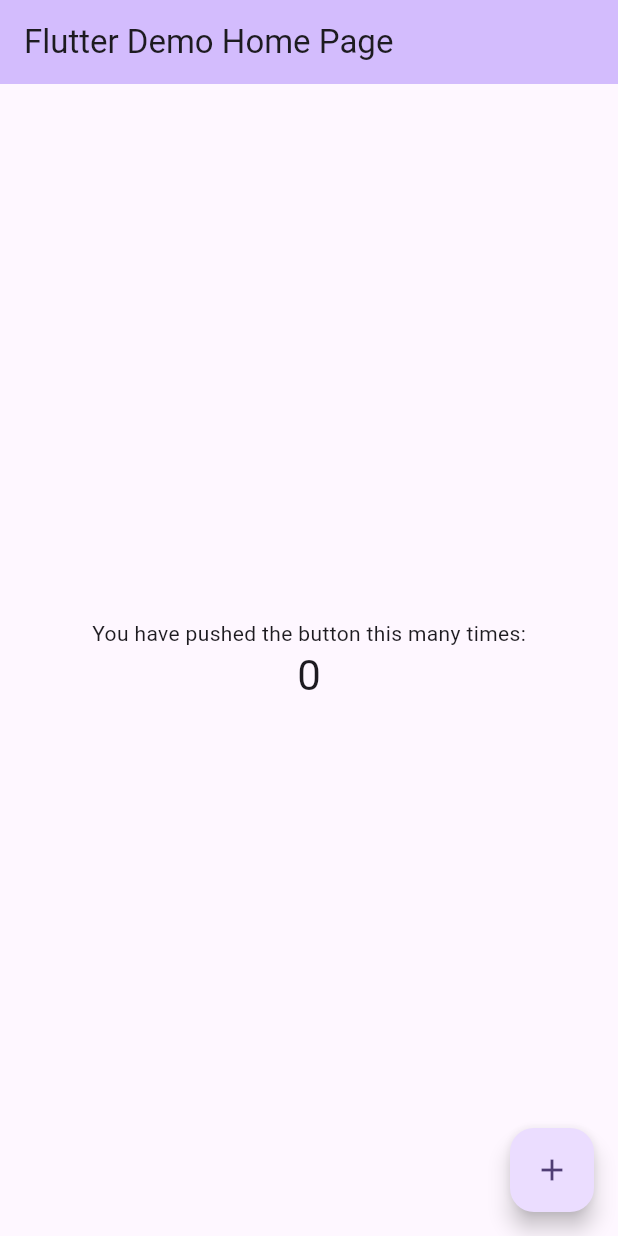
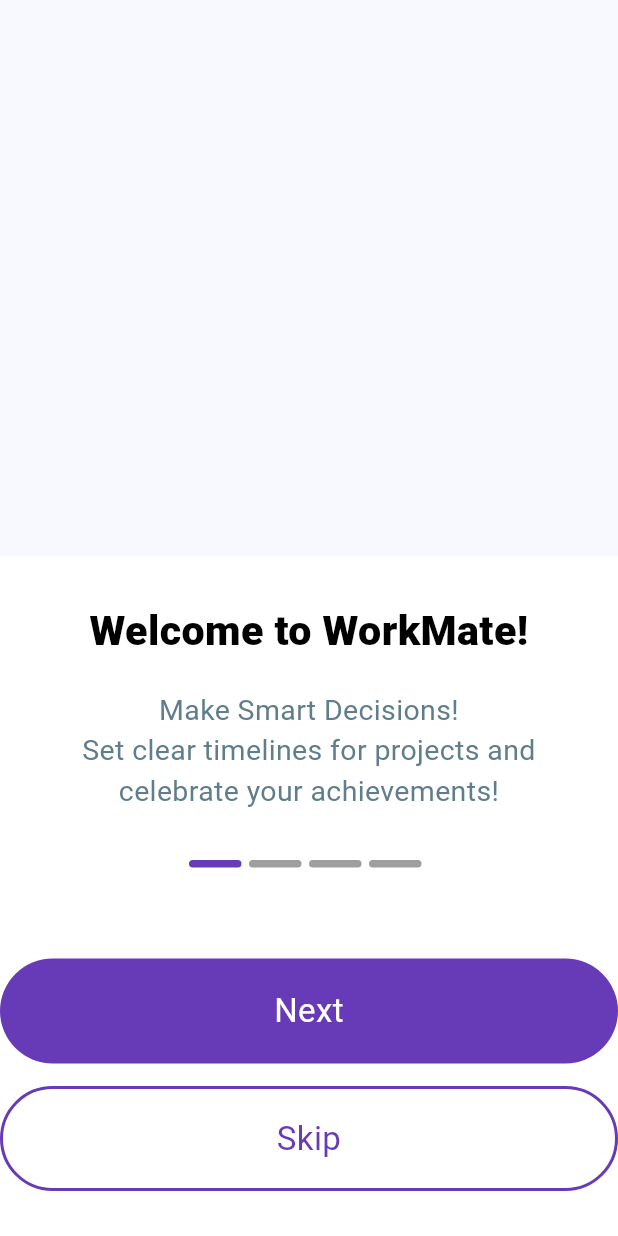
Before and after one commit to AlexandrosMentoudakis24/hr_dashboard_mobile_app, a Flutter app: the screen it shows after launch, on a phone screen of 412 x 824 dp. Run offline on Flutter 3.47's test engine with Material 3 defaults, Android fonts, the phone set to English and light mode, and no system bars.

Commit message:
latest commit

```diff
--- a/lib/main.dart
+++ b/lib/main.dart
@@ -1,4 +1,6 @@
 import 'package:flutter/material.dart';
+
+import 'package:hr_dashboard_mobile_app/screens/on_boarding_screen/on_boarding_screen.dart';
 
 void main() {
   runApp(const MyApp());
@@ -11,115 +13,15 @@
   @override
   Widget build(BuildContext context) {
     return MaterialApp(
-      title: 'Flutter Demo',
+      debugShowCheckedModeBanner: false,
+      title: "HR Dashboard",
       theme: ThemeData(
-        // This is the theme of your application.
-        //
-        // TRY THIS: Try running your application with "flutter run". You'll see
-        // the application has a purple toolbar. Then, without quitting the app,
-        // try changing the seedColor in the colorScheme below to Colors.green
-        // and then invoke "hot reload" (save your changes or press the "hot
-        // reload" button in a Flutter-supported IDE, or press "r" if you used
-        // the command line to start the app).
-        //
-        // Notice that the counter didn't reset back to zero; the application
-        // state is not lost during the reload. To reset the state, use hot
-        // restart instead.
-        //
-        // This works for code too, not just values: Most code changes can be
-        // tested with just a hot reload.
-        colorScheme: ColorScheme.fromSeed(seedColor: Colors.deepPurple),
+        colorScheme: ColorScheme.fromSeed(
+          seedColor: Colors.blue,
+        ),
         useMaterial3: true,
       ),
-      home: const MyHomePage(title: 'Flutter Demo Home Page'),
+      home: const OnBoardingScreen(),
     );
   }
 }
-
-class MyHomePage extends StatefulWidget {
-  const MyHomePage({super.key, required this.title});
-
-  // This widget is the home page of your application. It is stateful, meaning
-  // that it has a State object (defined below) that contains fields that affect
-  // how it looks.
-
-  // This class is the configuration for the state. It holds the values (in this
-  // case the title) provided by the parent (in this case the App widget) and
-  // used by the build method of the State. Fields in a Widget subclass are
-  // always marked "final".
-
-  final String title;
-
-  @override
-  State<MyHomePage> createState() => _MyHomePageState();
-}
-
-class _MyHomePageState extends State<MyHomePage> {
-  int _counter = 0;
-
-  void _incrementCounter() {
-    setState(() {
-      // This call to setState tells the Flutter framework that something has
-      // changed in this State, which causes it to rerun the build method below
-      // so that the display can reflect the updated values. If we changed
-      // _counter without calling setState(), then the build method would not be
-      // called again, and so nothing would appear to happen.
-      _counter++;
-    });
-  }
-
-  @override
-  Widget build(BuildContext context) {
-    // This method is rerun every time setState is called, for instance as done
-    // by the _incrementCounter method above.
-    //
-    // The Flutter framework has been optimized to make rerunning build methods
-    // fast, so that you can just rebuild anything that needs updating rather
-    // than having to individually change instances of widgets.
-    return Scaffold(
-      appBar: AppBar(
-        // TRY THIS: Try changing the color here to a specific color (to
-        // Colors.amber, perhaps?) and trigger a hot reload to see the AppBar
-        // change color while the other colors stay the same.
-        backgroundColor: Theme.of(context).colorScheme.inversePrimary,
-        // Here we take the value from the MyHomePage object that was created by
-        // the App.build method, and use it to set our appbar title.
-        title: Text(widget.title),
-      ),
-      body: Center(
-        // Center is a layout widget. It takes a single child and positions it
-        // in the middle of the parent.
-        child: Column(
-          // Column is also a layout widget. It takes a list of children and
-          // arranges them vertically. By default, it sizes itself to fit its
-          // children horizontally, and tries to be as tall as its parent.
-          //
-          // Column has various properties to control how it sizes itself and
-          // how it positions its children. Here we use mainAxisAlignment to
-          // center the children vertically; the main axis here is the vertical
-          // axis because Columns are vertical (the cross axis would be
-          // horizontal).
-          //
-          // TRY THIS: Invoke "debug painting" (choose the "Toggle Debug Paint"
-          // action in the IDE, or press "p" in the console), to see the
-          // wireframe for each widget.
-          mainAxisAlignment: MainAxisAlignment.center,
-          children: <Widget>[
-            const Text(
-              'You have pushed the button this many times:',
-            ),
-            Text(
-              '$_counter',
-              style: Theme.of(context).textTheme.headlineMedium,
-            ),
-          ],
-        ),
-      ),
-      floatingActionButton: FloatingActionButton(
-        onPressed: _incrementCounter,
-        tooltip: 'Increment',
-        child: const Icon(Icons.add),
-      ), // This trailing comma makes auto-formatting nicer for build methods.
-    );
-  }
-}
--- /dev/null
+++ b/lib/screens/on_boarding_screen/on_boarding_screen.dart
@@ -0,0 +1,142 @@
+import 'package:flutter/material.dart';
+import 'package:hr_dashboard_mobile_app/widgets/_global/primary_button.dart';
+import 'package:hr_dashboard_mobile_app/widgets/_global/secondary_button.dart';
+
+import 'package:hr_dashboard_mobile_app/widgets/on_boarding_screen/indexing_container.dart';
+import 'package:hr_dashboard_mobile_app/widgets/on_boarding_screen/message_container.dart';
+import 'package:hr_dashboard_mobile_app/utils/screen_size_utils/screen_size_utils.dart';
+import 'package:hr_dashboard_mobile_app/screens/auth_screen/auth_screen.dart';
+
+class ScreenMessageContent {
+  ScreenMessageContent({
+    required this.title,
+    required this.message,
+  });
+
+  final String title;
+  final String message;
+}
+
+List<ScreenMessageContent> _screenMessagesContents = [
+  ScreenMessageContent(
+    title: "Welcome to WorkMate!",
+    message:
+        "Make Smart Decisions! \nSet clear timelines for projects and celebrate your achievements!",
+  ),
+  ScreenMessageContent(
+    title: "Manage Stress Effectively",
+    message:
+        "Stay Balanced! \nTrack your workload and maintain a healthy strees level with ease!",
+  ),
+  ScreenMessageContent(
+    title: "Plan for success",
+    message:
+        "Your journey starts Here! \nEarn achievement badges as you conquer your tasks. Let's get started!",
+  ),
+  ScreenMessageContent(
+    title: "Navigate Your Work Journey Efficient & Easy",
+    message: "Increase your work management & career development radically!",
+  ),
+];
+
+class OnBoardingScreen extends StatefulWidget {
+  const OnBoardingScreen({super.key});
+
+  @override
+  State<OnBoardingScreen> createState() => _OnBoardingScreenState();
+}
+
+class _OnBoardingScreenState extends State<OnBoardingScreen> {
+  var _currentStep = 0;
+  var _activeMessageContent = _screenMessagesContents[0];
+  var _isLastStep = false;
+
+  void goToNextStep() {
+    if (_isLastStep) {
+      Navigator.of(context).pushReplacement(
+        MaterialPageRoute(
+          builder: (context) => const AuthScreen(),
+        ),
+      );
+
+      return;
+    }
+
+    setState(() {
+      if (_currentStep + 1 >= _screenMessagesContents.length - 1) {
+        _isLastStep = true;
+      }
+
+      _currentStep++;
+      _activeMessageContent = _screenMessagesContents[_currentStep];
+    });
+  }
+
+  void goToPrevStep() {
+    if (_currentStep - 1 < 0) {
+      return;
+    }
+
+    setState(() {
+      _currentStep--;
+      _activeMessageContent = _screenMessagesContents[_currentStep];
+    });
+  }
+
+  @override
+  Widget build(BuildContext context) {
+    final screenSizes = ScreenSizeUtils.getAvailableScreenSize(
+      ctx: context,
+      calcAppBarHeight: false,
+      calcBottomNavBarHeight: false,
+    );
+
+    return Scaffold(
+      body: Container(
+        margin: EdgeInsets.only(top: screenSizes.height * 0.45),
+        decoration: const BoxDecoration(
+          color: Colors.white,
+        ),
+        height: screenSizes.height * 0.55,
+        width: screenSizes.width,
+        padding: const EdgeInsets.symmetric(vertical: 30),
+        child: Column(
+          crossAxisAlignment: CrossAxisAlignment.center,
+          children: [
+            MessageContainer(
+              title: _activeMessageContent.title,
+              message: _activeMessageContent.message,
+            ),
+            if (!_isLastStep)
+              Container(
+                height: 10,
+                width: screenSizes.width,
+                alignment: Alignment.center,
+                margin: const EdgeInsets.only(top: 30),
+                child: IndexingContainer(
+                  totalSteps: _screenMessagesContents.length,
+                  currentStep: _currentStep,
+                ),
+              ),
+            const Spacer(),
+            GestureDetector(
+              onTap: goToNextStep,
+              child: PrimaryButton(
+                btnText: _isLastStep ? "Sign In" : "Next",
+              ),
+            ),
+            Padding(
+              padding: const EdgeInsets.only(top: 15),
+              child: GestureDetector(
+                onTap: goToPrevStep,
+                child: SecondaryButton(
+                  btnText: _isLastStep ? "Sign Up" : "Skip",
+                ),
+              ),
+            ),
+          ],
+        ),
+      ),
+    );
+  }
+}
--- /dev/null
+++ b/lib/utils/screen_size_utils/screen_size_utils.dart
@@ -0,0 +1,29 @@
+import 'package:flutter/material.dart';
+
+class ScreenSizes {
+  ScreenSizes({
+    required this.height,
+    required this.width,
+  });
+
+  final double height;
+  final double width;
+}
+
+class ScreenSizeUtils {
+  ScreenSizeUtils();
+
+  static ScreenSizes getAvailableScreenSize({
+    required BuildContext ctx,
+    required bool calcAppBarHeight,
+    required bool calcBottomNavBarHeight,
+  }) {
+    final screenSize = MediaQuery.sizeOf(ctx);
+
+    final height = screenSize.height -
+        (calcAppBarHeight ? kToolbarHeight : 0.0) -
+        (calcBottomNavBarHeight ? kBottomNavigationBarHeight : 0.0);
+
+    return ScreenSizes(height: height, width: screenSize.width);
+  }
+}
--- /dev/null
+++ b/lib/widgets/_global/primary_button.dart
@@ -0,0 +1,32 @@
+import 'package:flutter/material.dart';
+
+class PrimaryButton extends StatelessWidget {
+  const PrimaryButton({
+    required this.btnText,
+    super.key,
+  });
+
+  final String btnText;
+
+  @override
+  Widget build(BuildContext context) {
+    return Container(
+      height: 70,
+      width: double.infinity,
+      alignment: Alignment.center,
+      decoration: BoxDecoration(
+        color: Colors.deepPurple,
+        borderRadius: BorderRadius.circular(90),
+      ),
+      child: Text(
+        btnText,
+        textScaler: const TextScaler.linear(1.1),
+        textAlign: TextAlign.center,
+        style: const TextStyle(
+          fontSize: 20,
+          color: Colors.white,
+        ),
+      ),
+    );
+  }
+}
--- /dev/null
+++ b/lib/widgets/_global/secondary_button.dart
@@ -0,0 +1,36 @@
+import 'package:flutter/material.dart';
+
+class SecondaryButton extends StatelessWidget {
+  const SecondaryButton({
+    required this.btnText,
+    super.key,
+  });
+
+  final String btnText;
+
+  @override
+  Widget build(BuildContext context) {
+    return Container(
+      height: 70,
+      width: double.infinity,
+      alignment: Alignment.center,
+      decoration: BoxDecoration(
+        color: Colors.transparent,
+        border: Border.all(
+          color: Colors.deepPurple,
+          width: 2,
+        ),
+        borderRadius: BorderRadius.circular(90),
+      ),
+      child: Text(
+        btnText,
+        textScaler: const TextScaler.linear(1.1),
+        textAlign: TextAlign.center,
+        style: const TextStyle(
+          fontSize: 20,
+          color: Colors.deepPurple,
+        ),
+      ),
+    );
+  }
+}
--- /dev/null
+++ b/lib/widgets/on_boarding_screen/indexing_container.dart
@@ -0,0 +1,34 @@
+import 'package:flutter/material.dart';
+import 'package:hr_dashboard_mobile_app/widgets/on_boarding_screen/single_index_item.dart';
+
+class IndexingContainer extends StatelessWidget {
+  const IndexingContainer({
+    required this.totalSteps,
+    required this.currentStep,
+    super.key,
+  });
+
+  final int totalSteps;
+  final int currentStep;
+
+  @override
+  Widget build(BuildContext context) {
+    return LayoutBuilder(
+      builder: (context, constraints) {
+        return SizedBox(
+          height: constraints.maxHeight,
+          width: constraints.maxWidth,
+          child: Row(
+            mainAxisAlignment: MainAxisAlignment.center,
+            children: [
+              for (var index = 0; index < totalSteps; index++)
+                SingleIndexItem(
+                  isActive: currentStep == index,
+                ),
+            ],
+          ),
+        );
+      },
+    );
+  }
+}
--- /dev/null
+++ b/lib/widgets/on_boarding_screen/message_container.dart
@@ -0,0 +1,50 @@
+import 'package:flutter/material.dart';
+
+class MessageContainer extends StatelessWidget {
+  const MessageContainer({
+    required this.title,
+    required this.message,
+    super.key,
+  });
+
+  final String title;
+  final String message;
+
+  @override
+  Widget build(BuildContext context) {
+    return Container(
+      padding: const EdgeInsets.symmetric(
+        horizontal: 25,
+      ),
+      child: Column(
+        mainAxisAlignment: MainAxisAlignment.center,
+        crossAxisAlignment: CrossAxisAlignment.center,
+        children: [
+          Text(
+            title,
+            textAlign: TextAlign.center,
+            textScaler: const TextScaler.linear(1.1),
+            style: const TextStyle(
+              fontSize: 25,
+              color: Colors.black,
+              fontWeight: FontWeight.w800,
+            ),
+          ),
+          Padding(
+            padding: const EdgeInsets.only(
+              top: 20.0,
+            ),
+            child: Text(
+              message,
+              textAlign: TextAlign.center,
+              style: const TextStyle(
+                fontSize: 19,
+                color: Colors.blueGrey,
+              ),
+            ),
+          ),
+        ],
+      ),
+    );
+  }
+}
--- /dev/null
+++ b/lib/widgets/on_boarding_screen/single_index_item.dart
@@ -0,0 +1,23 @@
+import 'package:flutter/material.dart';
+
+class SingleIndexItem extends StatelessWidget {
+  const SingleIndexItem({
+    required this.isActive,
+    super.key,
+  });
+
+  final bool isActive;
+
+  @override
+  Widget build(BuildContext context) {
+    return Container(
+      height: 5,
+      width: 35,
+      margin: const EdgeInsets.only(right: 5),
+      decoration: BoxDecoration(
+        color: isActive ? Colors.deepPurple : Colors.grey,
+        borderRadius: BorderRadius.circular(90),
+      ),
+    );
+  }
+}
```
Also changed, not shown: lib/screens/auth_screen/auth_screen.dart (added, +80 -0 lines), lib/widgets/_global/secondary_button_with_icon.dart (added, +52 -0 lines).
